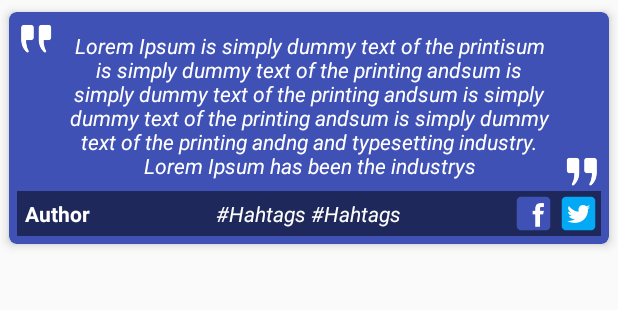
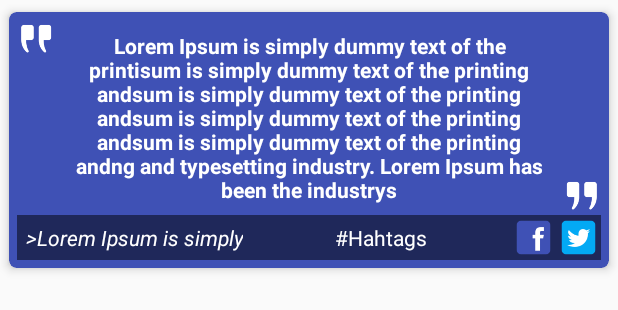
Before and after one commit to Anael-S/Quote, an Android app: the layout row_quote.xml on its own in the app's theme, with its tools: preview values and no code run, on a phone screen of 412 x 824 dp. Shown: the top 310 px of the screen. Run offline under Robolectric (Android 15) with nearby library versions, the phone set to English and light mode, and no system bars; network calls fail.

Commit message:
Fixed UI

```diff
--- a/app/src/main/java/anaels/com/quote/ui/QuoteAdapter.java
+++ b/app/src/main/java/anaels/com/quote/ui/QuoteAdapter.java
@@ -33,11 +33,12 @@ public class QuoteAdapter extends BaseAdapter {
     @BindView(R.id.imageButtonTwitter)
     ImageButton imageButtonTwitter;
 
-    private static int MAX_TAG_DISPLAYED = 2;
+    private static int MAX_TAG_DISPLAYED;
 
     public QuoteAdapter(Activity activity, ArrayList<Quote> quoteList) {
         this.activity = activity;
         this.quoteList = quoteList;
+        MAX_TAG_DISPLAYED = activity.getResources().getInteger(R.integer.max_tag_displayed);
     }
 
     @Override
@@ -69,7 +70,7 @@ public class QuoteAdapter extends BaseAdapter {
             //Quote
             textviewQuote.setText(currentQuote.getBody());
             //Author
-            textViewAuthor.setText(currentQuote.getAuthor());
+            textViewAuthor.setText("-"+currentQuote.getAuthor());
             //Tags
             if (currentQuote.getTags() != null && !currentQuote.getTags().isEmpty()) {
                 String tagsStr = "#";
--- a/app/src/main/res/layout/row_quote.xml
+++ b/app/src/main/res/layout/row_quote.xml
@@ -38,7 +38,7 @@
                 android:layout_toStartOf="@+id/endQuote"
                 android:text="@string/lorem_ipsum_long"
                 android:textColor="@color/textColor"
-                android:textStyle="italic" />
+                android:textStyle="bold" />
 
             <ImageView
                 android:id="@+id/endQuote"
@@ -63,19 +63,24 @@
                     android:layout_height="wrap_content"
                     android:layout_alignParentStart="true"
                     android:layout_centerVertical="true"
-                    android:layout_marginStart="@dimen/margin_start_author"
-                    android:text="Author"
+                    android:gravity="center"
+                    android:layout_marginStart="@dimen/margin_start_footer"
+                    android:text="@string/lorem_ipsum"
                     android:textColor="@color/textColor"
-                    android:textStyle="bold" />
+                    android:textStyle="italic" />
 
                 <TextView
                     android:id="@+id/textViewHashtag"
                     android:layout_width="wrap_content"
                     android:layout_height="wrap_content"
-                    android:layout_centerInParent="true"
-                    android:text="#Hahtags #Hahtags"
+                    android:layout_centerVertical="true"
+                    android:layout_toEndOf="@+id/textViewAuthor"
+                    android:layout_toStartOf="@+id/imageButtonFacebook"
+                    android:gravity="center"
+                    android:text="#Hahtags"
+                    android:layout_marginStart="@dimen/margin_start_footer"
                     android:textColor="@color/textColor"
-                    android:textStyle="italic" />
+                   />
 
                 <ImageButton
                     android:id="@+id/imageButtonFacebook"
--- a/app/src/main/res/values-w820dp/dimens.xml
+++ b/app/src/main/res/values-w820dp/dimens.xml
@@ -3,4 +3,5 @@
          (such as screen margins) for screens with more than 820dp of available width. This
          would include 7" and 10" devices in landscape (~960dp and ~1280dp respectively). -->
     <dimen name="activity_horizontal_margin">64dp</dimen>
+    <integer name="max_tag_displayed">3</integer>
 </resources>
--- a/app/src/main/res/values/dimens.xml
+++ b/app/src/main/res/values/dimens.xml
@@ -6,6 +6,7 @@
     <dimen name="size_button_share">30dp</dimen>
     <dimen name="padding_quote">7dp</dimen>
     <dimen name="small_padding_quote">5dp</dimen>
-    <dimen name="margin_start_author">5dp</dimen>
+    <dimen name="margin_start_footer">5dp</dimen>
     <dimen name="size_quote">25dp</dimen>
+    <integer name="max_tag_displayed">1</integer>
 </resources>
--- a/app/src/main/res/values/strings.xml
+++ b/app/src/main/res/values/strings.xml
@@ -3,5 +3,7 @@
 
     <string name="no_more_result">No more result to load</string>
     <string name="error_load">An error occurred, please try again</string>
+    <string name="lorem_ipsum">>Lorem Ipsum is simply</string>
+    <string name="lorem_ipsum_small">>Lorem</string>
     <string name="lorem_ipsum_long">Lorem Ipsum is simply dummy text of the printisum is simply dummy text of the printing andsum is simply dummy text of the printing andsum is simply dummy text of the printing andsum is simply dummy text of the printing andng and typesetting industry. Lorem Ipsum has been the industrys</string>
 </resources>
```
